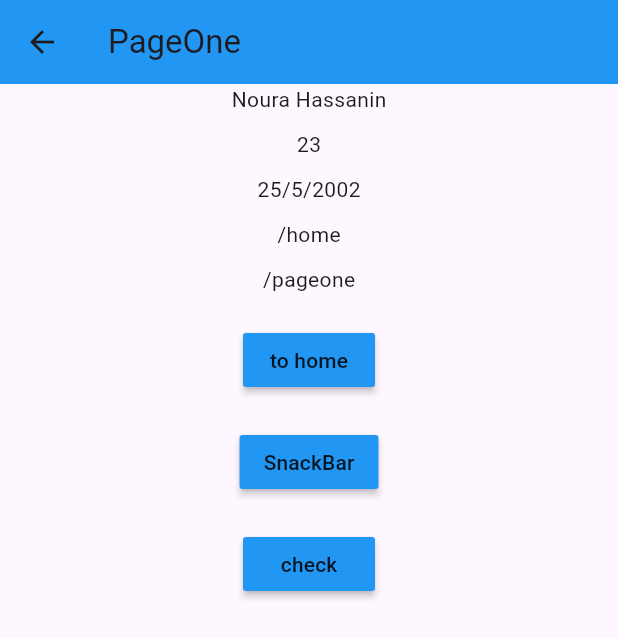
After one commit to NouraSharif/GetX, a Flutter app: the screen it shows after launch, after a tap on "to pageone", on a phone screen of 412 x 824 dp. The commit adds this screen. Shown: the top 638 px of the screen. Run offline on Flutter 3.47's test engine with Material 3 defaults, Android fonts, the phone set to English and light mode, and no system bars; our stand-ins replace get.

Commit message:
Getx Features part 1

```diff
--- /dev/null
+++ b/lib/controller/pageone_controller.dart
@@ -0,0 +1,15 @@
+import 'package:get/get.dart';
+
+class PageOneController extends GetxController {
+  String? name;
+  String? age;
+  String? birthday;
+
+  @override
+  void onInit() {
+    name = Get.arguments['name'];
+    age = Get.arguments['age'];
+    birthday = Get.arguments['birthday'];
+    super.onInit();
+  }
+}
--- a/lib/main.dart
+++ b/lib/main.dart
@@ -1,4 +1,5 @@
 import 'package:app1/view/home.dart';
+import 'package:app1/view/pageone.dart';
 import 'package:flutter/material.dart';
 import 'package:get/get.dart';
 
@@ -16,7 +17,10 @@ class MyApp extends StatelessWidget {
       debugShowCheckedModeBanner: false,
       theme: ThemeData(primarySwatch: Colors.blue),
       initialRoute: "/home",
-      getPages: [GetPage(name: "/home", page: () => Home())],
+      getPages: [
+        GetPage(name: "/home", page: () => Home()),
+        GetPage(name: "/pageone", page: () => PageOne()),
+      ],
     );
   }
 }
--- a/lib/view/home.dart
+++ b/lib/view/home.dart
@@ -17,33 +17,17 @@ class Home extends StatelessWidget {
               child: MaterialButton(
                 color: Colors.blue,
                 onPressed: () {
-                  Get.bottomSheet(
-                    Container(
-                      padding: EdgeInsets.all(40),
-                      //ضفنا خواص متطابقة لخواص البوردر
-                      decoration: ShapeDecoration(
-                        color: Colors.white, // لا تنسَ لون الخلفية لتكون ظاهرة
-                        shape: BeveledRectangleBorder(
-                          borderRadius: BorderRadius.circular(20.0),
-                        ),
-                      ),
-                      height:
-                          200, // 👈 هذا يحدد الارتفاع فقط على قدر مربع في أسفل الشاشة
-                      width: 500,
-
-                      child: Text("Hello everyone"),
-                    ),
-
-                    enterBottomSheetDuration: Duration(seconds: 1),
-                    exitBottomSheetDuration: Duration(seconds: 1),
-                    isDismissible: true,
-                    shape: BeveledRectangleBorder(
-                      side: BorderSide(color: Colors.blue, width: 5.0),
-                      borderRadius: BorderRadius.circular(20.0),
-                    ),
+                  Get.toNamed(
+                    "/pageone",
+                    //الخاصية الاولى
+                    arguments: {
+                      "name": "Noura Hassanin",
+                      "age": "23",
+                      "birthday": "25/5/2002",
+                    },
                   );
                 },
-                child: Text("SnakBar Getx"),
+                child: Text("to pageone"),
               ),
             ),
           ],
--- /dev/null
+++ b/lib/view/pageone.dart
@@ -0,0 +1,61 @@
+import 'package:app1/controller/pageone_controller.dart';
+import 'package:flutter/material.dart';
+import 'package:get/get.dart';
+
+class PageOne extends StatelessWidget {
+  const PageOne({super.key});
+
+  @override
+  Widget build(BuildContext context) {
+    PageOneController controller = Get.put(PageOneController());
+    return Scaffold(
+      appBar: AppBar(
+        title: const Text('PageOne'),
+        backgroundColor: Colors.blue,
+      ),
+      body: Center(
+        child: Column(
+          children: [
+            //الخاصية الاولى==argumints
+            Text("${controller.name}"),
+            SizedBox(height: 10),
+            Text("${controller.age}"),
+            SizedBox(height: 10),
+            Text("${controller.birthday}"),
+            SizedBox(height: 10),
+            //الخاصية الثانية==لكن استخدام الكونترولر ينظم الكود
+            Text(Get.previousRoute),
+            SizedBox(height: 10),
+            //الخاصية الثالثة
+            Text(Get.currentRoute),
+            SizedBox(height: 20),
+            MaterialButton(
+              color: Colors.blue,
+              onPressed: () {
+                Get.toNamed("/home");
+              },
+              child: Text("to home"),
+            ),
+            SizedBox(height: 20),
+            //الخاصية الرابعة....==//bottomSheet ,dialog
+            MaterialButton(
+              color: Colors.blue,
+              onPressed: () {
+                Get.snackbar("hello noura", "I miss you");
+              },
+              child: Text("SnackBar"),
+            ),
+            SizedBox(height: 20),
+            MaterialButton(
+              color: Colors.blue,
+              onPressed: () {
+                print(Get.isSnackbarOpen);
+              },
+              child: Text("check"),
+            ),
+          ],
+        ),
+      ),
+    );
+  }
+}
```
